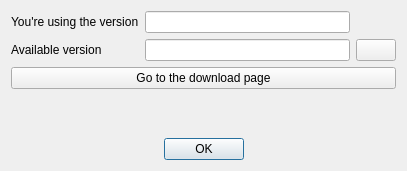
First picture: the form in versiondialog.ui, repository JuriGagarin/texmaker, before the edit.
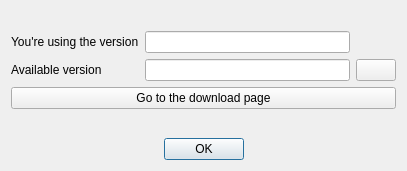
Second picture: the form after the edit. Icons and pictures are not drawn.

Commit message: Some more improvements for update checking. A little ui bugfix AboutDialog.

```diff
--- a/versiondialog.ui
+++ b/versiondialog.ui
@@ -14,35 +14,35 @@
    <string>Texmaker</string>
   </property>
   <layout class="QGridLayout" name="gridLayout">
-   <item row="0" column="1">
+   <item row="1" column="1">
     <widget class="QLineEdit" name="lineEditCurrent">
      <property name="readOnly">
       <bool>true</bool>
      </property>
     </widget>
    </item>
-   <item row="1" column="0">
+   <item row="2" column="0">
     <widget class="QLabel" name="labelAvailable">
      <property name="text">
       <string>Available version</string>
      </property>
     </widget>
    </item>
-   <item row="0" column="0">
+   <item row="1" column="0">
     <widget class="QLabel" name="label">
      <property name="text">
       <string>You're using the version</string>
      </property>
     </widget>
    </item>
-   <item row="1" column="1">
+   <item row="2" column="1">
     <widget class="QLineEdit" name="lineEditAvailable">
      <property name="readOnly">
       <bool>true</bool>
      </property>
     </widget>
    </item>
-   <item row="1" column="2">
+   <item row="2" column="2">
     <widget class="QPushButton" name="pushButtonCheck">
      <property name="minimumSize">
       <size>
@@ -65,14 +65,14 @@
      </property>
     </widget>
    </item>
-   <item row="2" column="0" colspan="3">
+   <item row="3" column="0" colspan="3">
     <widget class="QPushButton" name="pushButtonDownload">
      <property name="text">
       <string>Go to the download page</string>
      </property>
     </widget>
    </item>
-   <item row="4" column="0" colspan="3">
+   <item row="5" column="0" colspan="3">
     <widget class="QDialogButtonBox" name="buttonBox">
      <property name="orientation">
       <enum>Qt::Horizontal</enum>
@@ -85,7 +85,7 @@
      </property>
     </widget>
    </item>
-   <item row="3" column="0" colspan="3">
+   <item row="4" column="0" colspan="3">
     <spacer name="verticalSpacer">
      <property name="orientation">
       <enum>Qt::Vertical</enum>
@@ -98,7 +98,7 @@
      </property>
     </spacer>
    </item>
-   <item row="0" column="2">
+   <item row="1" column="2">
     <widget class="QLabel" name="labelAvailableIsUpToDate">
      <property name="enabled">
       <bool>true</bool>
@@ -126,6 +126,13 @@
      </property>
     </widget>
    </item>
+   <item row="0" column="0" colspan="3">
+    <widget class="QLabel" name="labelUpdateStatus">
+     <property name="text">
+      <string/>
+     </property>
+    </widget>
+   </item>
   </layout>
  </widget>
  <tabstops>
```
The commit also changes 7 other files.
